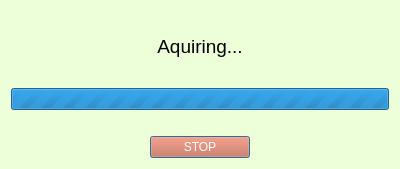
Qt form GUI/progress_dialog_v1.ui (jrsm1/EWAS_Application) before a commit.
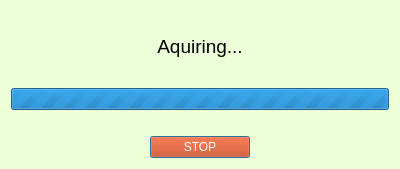
The same form after that commit.

Commit message:
* Changed UI colors, labels and object names. * Changes in Formatting. [CAREFUL]
* [X] Storing Recording Parameters Correctly
* [X] Generate_ID is working marvelously.

* [ ] Automate Sampling Frequency Suggestion.

The edit to the form file:
```diff
--- a/GUI/progress_dialog_v1.ui
+++ b/GUI/progress_dialog_v1.ui
@@ -77,8 +77,9 @@
       </size>
      </property>
      <property name="styleSheet">
-      <string notr="true">background-color: rgb(209, 99, 65);
-color: rgb(255, 255, 255);
+						<string notr="true">background-color:rgb(204, 51, 0);
+							color: rgb(255, 255, 255);
+							font: 12pt &quot;MS Shell Dlg 2&quot;;
 </string>
      </property>
      <property name="text">
```
Lines whose indentation alone changed are shown as unchanged. The commit also changes 22 other files.
